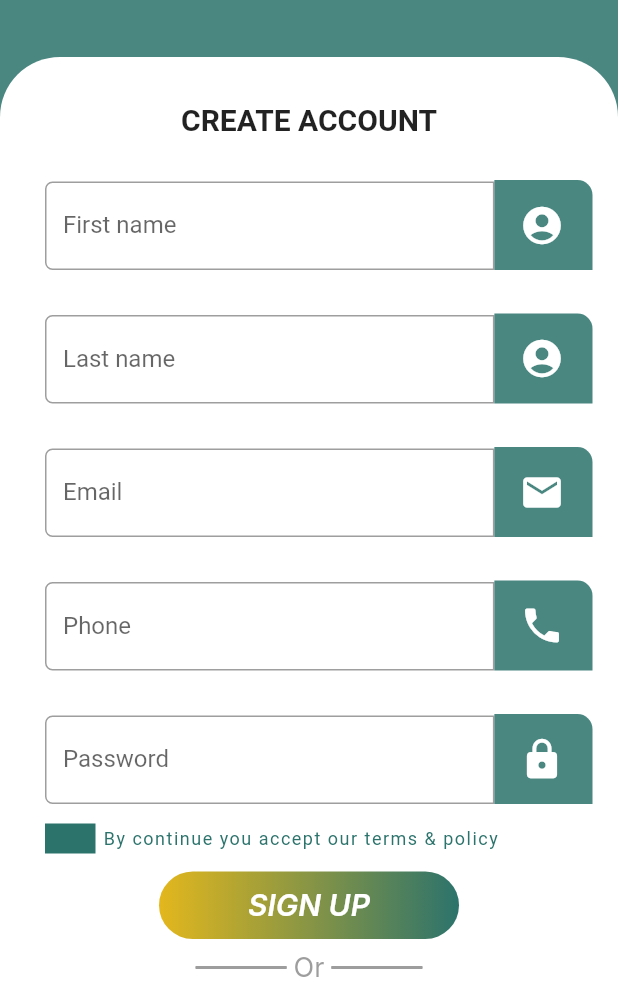
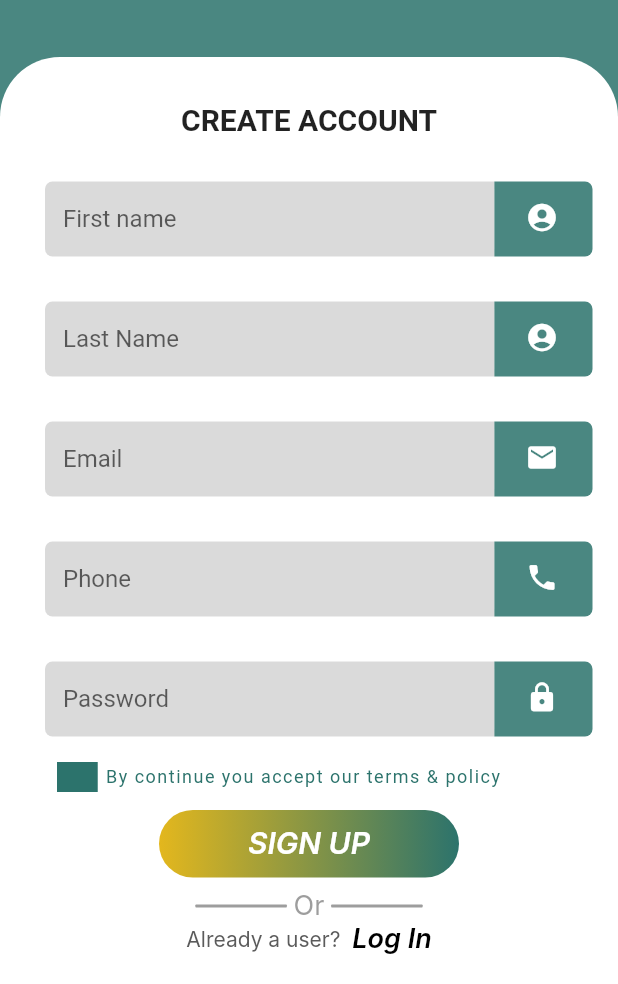
Before and after one commit to HimmaAtos/BitArt, a Flutter app: the Register screen opened by its route, on a phone screen of 412 x 824 dp, the part 252-1236 px from its top. Run offline on Flutter 3.47's test engine with Material 2 defaults, Android fonts, the phone set to English and light mode, and no system bars; Roboto replaces fonts that are missing (Inter).

Commit message:
new works in process

```diff
--- a/front/lib/pages/register.dart
+++ b/front/lib/pages/register.dart
@@ -57,13 +57,23 @@
                                   padding: const EdgeInsets.only(top: 30, left: 30),
                                   child: const SizedBox(
                                     width: 300,
+                                    height: 50,
                                     child: TextField(
                                       obscureText: true,
                                       decoration: InputDecoration(
+                                        filled: true,
+                                        fillColor:  Color(0x99C2C2C2),
+
                                         border: OutlineInputBorder(
+
                                             borderRadius: BorderRadius.only(
                                                 topLeft: Radius.circular(5),
-                                                bottomLeft: Radius.circular(5))),
+                                                bottomLeft: Radius.circular(5)
+                                            ),
+                                          borderSide: BorderSide.none,
+
+
+                                        ),
                                         labelText: 'First name',
                                       ),
                                     ),
@@ -75,18 +85,74 @@
                                   child: Container(
                                     //width: 10,
                                     padding: const EdgeInsets.only(
-                                        top: 15, right: 2, bottom: 15),
+                                        top: 13, right: 2, bottom: 15),
                                     margin: const EdgeInsets.only(right: 17),
                                     child: const Icon(
                                       Icons.account_circle,
-                                      size: 30,
+                                      size: 22,
                                       color: Colors.white,
                                     ),
                                     decoration: const BoxDecoration(
                                       //border : Border.all(width : 1, color : Colors.black),
                                         color: Color(0xDB2C736C),
                                         borderRadius: BorderRadius.only(
-                                          topRight: Radius.circular(10),
+                                          topRight: Radius.circular(5),
+                                          bottomRight: Radius.circular(5),
+                                        )),
+                                  ))
+                            ],
+                          ),
+                      Row(
+                        crossAxisAlignment: CrossAxisAlignment.end,
+                        children: [
+                          Expanded(
+                            flex: 4,
+                            child: Container(
+                              //padding : EdgeInsets.fromLTRB(40, 30, 0,0) ,
+                              padding: const EdgeInsets.only(top: 30, left: 30),
+                              child: const SizedBox(
+                                width: 300,
+                                height: 50,
+                                child: TextField(
+                                  obscureText: true,
+                                  decoration:  InputDecoration(
+                                  filled: true,
+                                  fillColor:  Color(0x99C2C2C2),
+
+                                  border: OutlineInputBorder(
+
+                                    borderRadius: BorderRadius.only(
+                                        topLeft: Radius.circular(5),
+                                        bottomLeft: Radius.circular(5)
+                                    ),
+                                    borderSide: BorderSide.none,
+
+
+                                  ),
+                                  labelText: 'Last Name',
+                                ),
+                                ),
+                              ),
+                            ),
+                          ),
+                          Expanded(
+                              flex: 1,
+                              child: Container(
+                                //width: 10,
+                                padding: const EdgeInsets.only(
+                                    top: 13, right: 2, bottom: 15),
+                                margin: const EdgeInsets.only(right: 17),
+                                child: const Icon(
+                                  Icons.account_circle,
+                                  size: 22,
+                                  color: Colors.white,
+                                ),
+                                decoration: const BoxDecoration(
+                                  //border : Border.all(width : 1, color : Colors.black),
+                                    color: Color(0xDB2C736C),
+                                    borderRadius: BorderRadius.only(
+                                      topRight: Radius.circular(5),
+                                      bottomRight: Radius.circular(5),
                                     )),
                               ))
                         ],
@@ -102,14 +168,25 @@
                                   const EdgeInsets.only(top: 30, left: 30),
                                   child: const SizedBox(
                                     width: 300,
+                                    height: 50,
                                     child: TextField(
                                       obscureText: true,
                                       decoration: InputDecoration(
+                                      filled: true,
+                                      fillColor:  Color(0x99C2C2C2),
+
                                       border: OutlineInputBorder(
+
                                         borderRadius: BorderRadius.only(
                                             topLeft: Radius.circular(5),
-                                                bottomLeft: Radius.circular(5))),
-                                        labelText: 'Last name',
+                                            bottomLeft: Radius.circular(5),
+
+                                        ),
+                                        borderSide: BorderSide.none,
+
+
+                                      ),
+                                      labelText: 'Email',
                                     ),
                                     ),
                                   ),
@@ -120,18 +197,19 @@
                                   child: Container(
                                     //width: 10,
                                     padding: const EdgeInsets.only(
-                                        top: 15, right: 2, bottom: 15),
+                                        top: 13, right: 2, bottom: 15),
                                     margin: const EdgeInsets.only(right: 17),
                                     child: const Icon(
-                                      Icons.account_circle,
-                                      size: 30,
+                                      Icons.mail,
+                                      size: 22,
                                       color: Colors.white,
                                     ),
                                     decoration: const BoxDecoration(
                                       //border : Border.all(width : 1, color : Colors.black),
                                         color: Color(0xDB2C736C),
                                         borderRadius: BorderRadius.only(
-                                          topRight: Radius.circular(10),
+                                          topRight: Radius.circular(5),
+                                          bottomRight: Radius.circular(5),
                                         )),
                                   ))
                             ],
@@ -147,14 +225,24 @@
                                   const EdgeInsets.only(top: 30, left: 30),
                                   child: const SizedBox(
                                     width: 300,
+                                    height: 50,
                                     child: TextField(
                                       obscureText: true,
                                       decoration: InputDecoration(
+                                      filled: true,
+                                      fillColor:  Color(0x99C2C2C2),
+
                                       border: OutlineInputBorder(
+
                                         borderRadius: BorderRadius.only(
                                             topLeft: Radius.circular(5),
-                                                bottomLeft: Radius.circular(5))),
-                                        labelText: 'Email',
+                                            bottomLeft: Radius.circular(5)
+                                        ),
+                                        borderSide: BorderSide.none,
+
+
+                                      ),
+                                      labelText: 'Phone',
                                     ),
                                     ),
                                   ),
@@ -165,18 +253,20 @@
                                   child: Container(
                                     //width: 10,
                                     padding: const EdgeInsets.only(
-                                        top: 15, right: 2, bottom: 15),
+                                        top: 13, right: 2, bottom: 15),
                                     margin: const EdgeInsets.only(right: 17),
                                     child: const Icon(
-                                      Icons.email,
-                                      size: 30,
+                                      Icons.phone,
+                                      size: 22,
                                       color: Colors.white,
                                     ),
                                     decoration: const BoxDecoration(
                                       //border : Border.all(width : 1, color : Colors.black),
                                         color: Color(0xDB2C736C),
                                         borderRadius: BorderRadius.only(
-                                          topRight: Radius.circular(10),
+                                          //topRight: Radius.circular(10),
+                                          topRight: Radius.circular(5),
+                                          bottomRight: Radius.circular(5),
                                         )),
                                   ))
                             ],
@@ -192,58 +282,23 @@
                                   const EdgeInsets.only(top: 30, left: 30),
                                   child: const SizedBox(
                                     width: 300,
+                                    height: 50,
                                     child: TextField(
                                       obscureText: true,
-                                      decoration: InputDecoration(
+                                      decoration:InputDecoration(
+                                      filled: true,
+                                      fillColor:  Color(0x99C2C2C2),
+
                                       border: OutlineInputBorder(
+
                                         borderRadius: BorderRadius.only(
                                             topLeft: Radius.circular(5),
-                                                bottomLeft: Radius.circular(5))),
-                                        labelText: 'Phone',
+                                            bottomLeft: Radius.circular(5)
                                         ),
+                                        borderSide: BorderSide.none,
+
+
                                       ),
-                                  ),
-                                ),
-                              ),
-                              Expanded(
-                                  flex: 1,
-                                  child: Container(
-                                    //width: 10,
-                                    padding: const EdgeInsets.only(
-                                        top: 15, right: 2, bottom: 15),
-                                    margin: const EdgeInsets.only(right: 17),
-                                    child: const Icon(
-                                      Icons.phone,
-                                      size: 30,
-                                      color: Colors.white,
-                                    ),
-                                    decoration: const BoxDecoration(
-                                      //border : Border.all(width : 1, color : Colors.black),
-                                        color: Color(0xDB2C736C),
-                                        borderRadius: BorderRadius.only(
-                                          topRight: Radius.circular(10),
-                                        )),
-                                  ))
-                            ],
-                          ),
-                          Row(
-                            crossAxisAlignment: CrossAxisAlignment.end,
-                            children: [
-                              Expanded(
-                                flex: 4,
-                                child: Container(
-                                  //padding : EdgeInsets.fromLTRB(40, 30, 0,0) ,
-                                  padding:
-                                  const EdgeInsets.only(top: 30, left: 30),
-                                  child: const SizedBox(
-                                    width: 300,
-                                    child: TextField(
-                                      obscureText: true,
-                                      decoration: InputDecoration(
-                                        border: OutlineInputBorder(
-                                            borderRadius: BorderRadius.only(
-                                                topLeft: Radius.circular(5),
-                                                bottomLeft: Radius.circular(5))),
                                       labelText: 'Password',
                                     ),
                                     ),
@@ -255,26 +310,29 @@
                                   child: Container(
                                     //width: 10,
                                     padding: const EdgeInsets.only(
-                                        top: 15, right: 2, bottom: 15),
+                                        top: 13, right: 2, bottom: 15),
                                     margin: const EdgeInsets.only(right: 17),
                                     child: const Icon(
                                       Icons.lock,
-                                      size: 30,
+                                      size: 22,
                                       color: Colors.white,
                                     ),
                                     decoration: const BoxDecoration(
                                       //border : Border.all(width : 1, color : Colors.black),
                                         color: Color(0xDB2C736C),
                                         borderRadius: BorderRadius.only(
-                                          topRight: Radius.circular(10),
+                                          //topRight: Radius.circular(10),
+                                          topRight: Radius.circular(5),
+                                          bottomRight: Radius.circular(5),
                                         )),
                                   ))
                             ],
                           ),
-
+                            SizedBox(height: 4,),
                           Row(
                             mainAxisAlignment: MainAxisAlignment.center,
                             children:[
+                              SizedBox(width: 8),
                               Expanded(
                                 flex : 2,
                                   child: Container(
@@ -287,7 +345,7 @@
                                   ),
                               ),
                               Expanded(
-                                flex: 10,
+                                flex: 11,
 
                                 child : Container(
                                   margin: EdgeInsets.only(top: 13),
```
Lines whose indentation alone changed are shown as unchanged.
